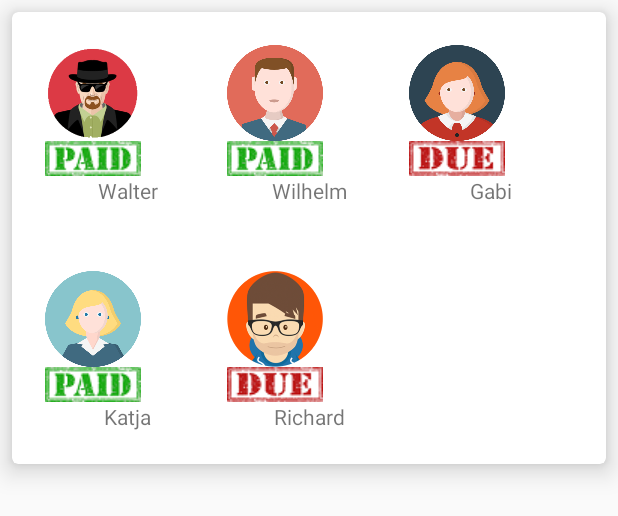
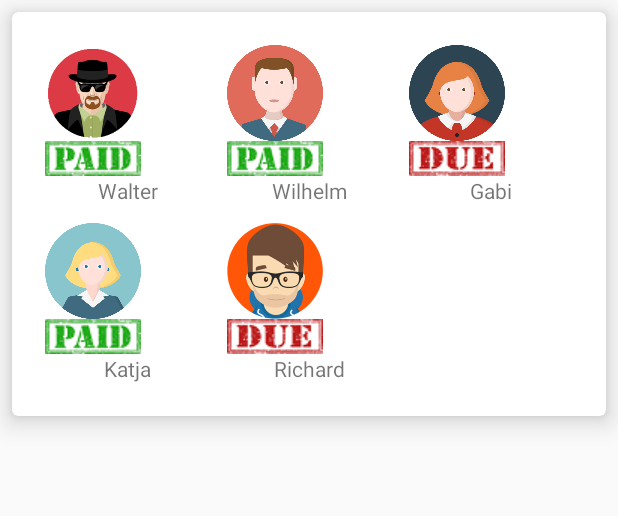
Before and after one commit to andgeno/collabothon2016-client-android, an Android app: the layout fragment_members.xml on its own in the app's theme, with its tools: preview values and no code run, on a phone screen of 412 x 824 dp. Shown: the top 516 px of the screen. Run offline under Robolectric (Android 15) with nearby library versions, the phone set to English and light mode, and no system bars.

Commit message:
Padding im Member-CardView

```diff
--- a/app/src/main/res/layout/fragment_members.xml
+++ b/app/src/main/res/layout/fragment_members.xml
@@ -21,7 +21,9 @@
         android:layout_width="match_parent"
         android:layout_height="wrap_content"
         android:orientation="horizontal"
-        android:padding="16dp">
+        android:paddingLeft="16dp"
+        android:paddingRight="16dp"
+        android:paddingTop="16dp">
 
         <LinearLayout
             android:layout_width="match_parent"
@@ -105,7 +107,9 @@
         android:layout_width="match_parent"
         android:layout_height="wrap_content"
         android:orientation="horizontal"
-        android:padding="16dp">
+        android:paddingLeft="16dp"
+        android:paddingRight="16dp"
+        android:paddingBottom="16dp">
         <LinearLayout
             android:layout_width="match_parent"
             android:layout_height="wrap_content"
```
